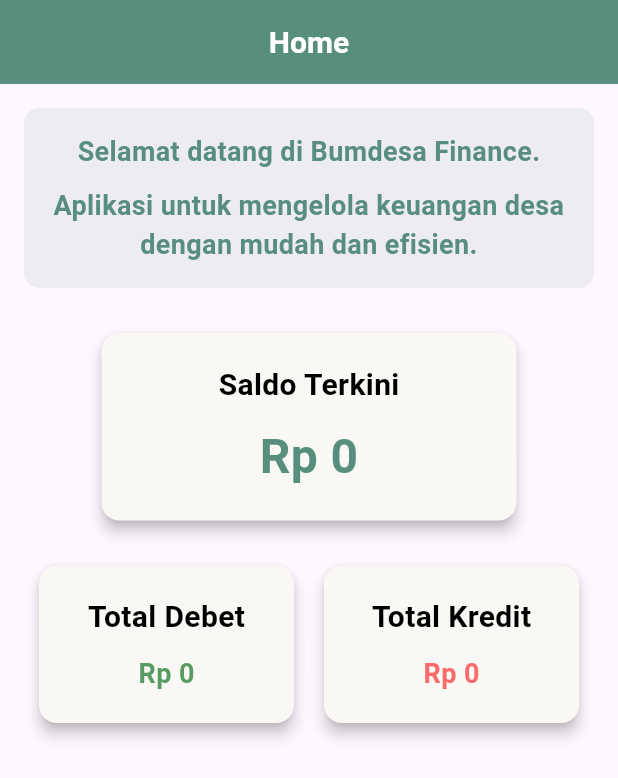
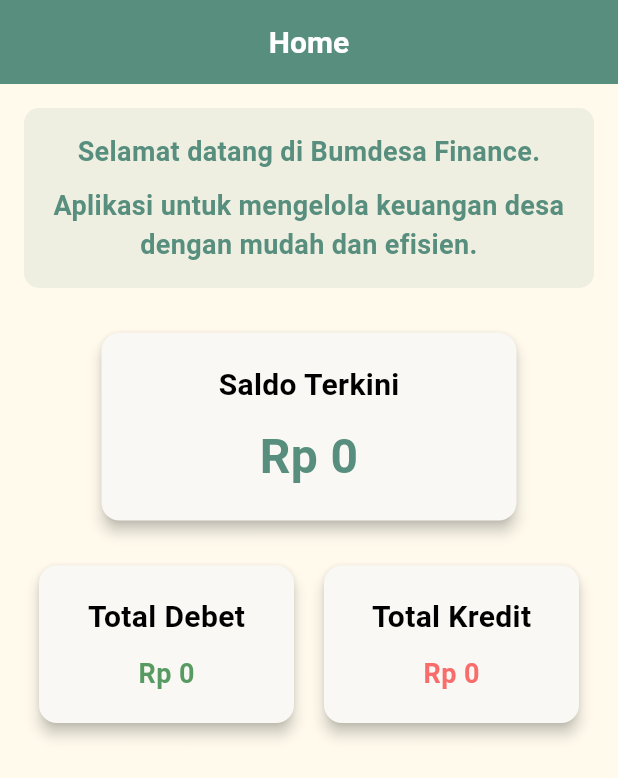
Before and after one commit to jonyxz/bumdesa-finance, a Flutter app: the HomePage screen opened directly with empty values, on a phone screen of 412 x 824 dp. Shown: the top 778 px of the screen. Run offline on Flutter 3.47's test engine with Material 3 defaults, Android fonts, the phone set to English and light mode, and no system bars; our stand-ins replace cloud_firestore, firebase_auth, firebase_core; accounts and stored records are empty.

Commit message:
Set background color for HomePage

```diff
--- a/lib/pages/dashboard/HomePage.dart
+++ b/lib/pages/dashboard/HomePage.dart
@@ -100,6 +100,7 @@ class _HomePageState extends State<HomePage> {
         title: Text('Home', style: headerStyle(level: 3, dark: false)),
         centerTitle: true,
       ),
+      backgroundColor: backgroundColor,
       body: _isLoading
           ? const Center(
               child: CircularProgressIndicator(),
```
